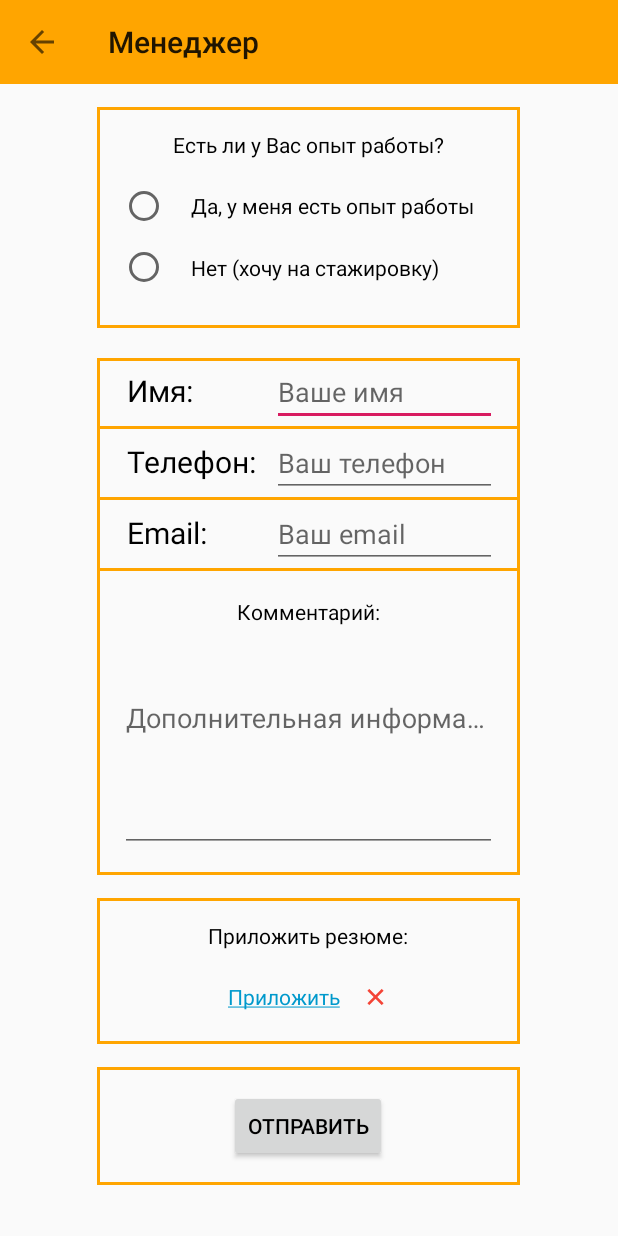
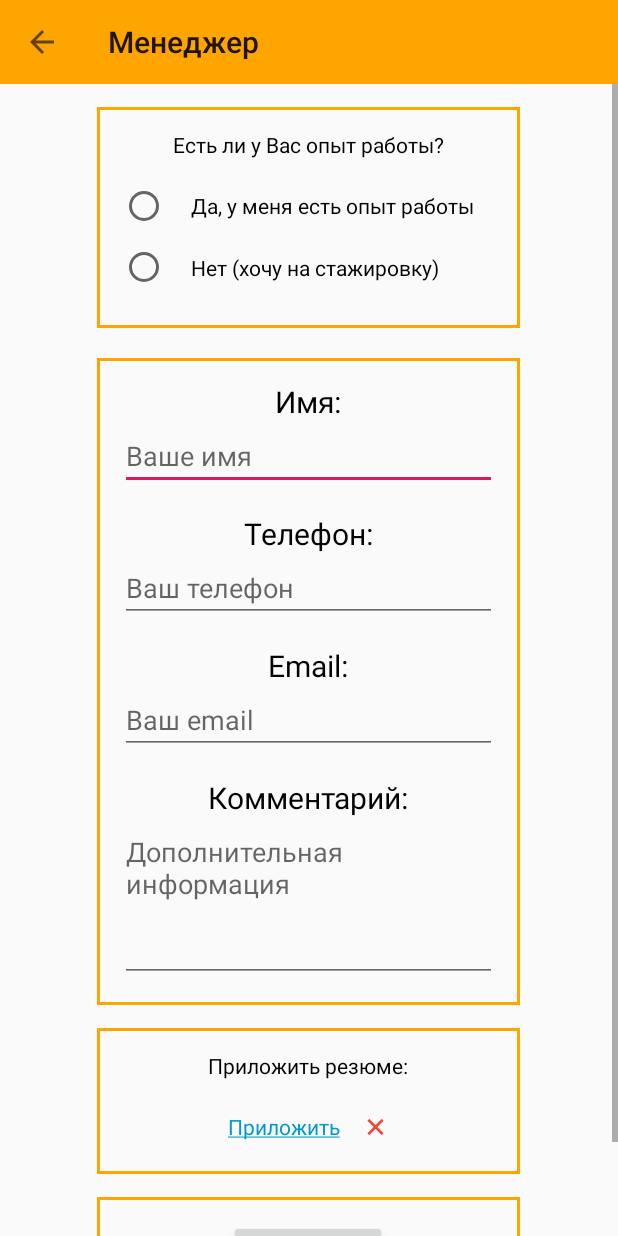
Before and after one commit to KirstenLy/hr, an Android app: the ManagerProfessionActivity screen opened directly, with no data from a screen before it, on a phone screen of 412 x 824 dp. Run offline under Robolectric (Android 15) with nearby library versions, the phone set to English and light mode, and no system bars.

```diff
--- a/app/src/main/java/hr/meteor/ru/meteorjob/ui/adapters/ProfessionListAdapter.java
+++ b/app/src/main/java/hr/meteor/ru/meteorjob/ui/adapters/ProfessionListAdapter.java
@@ -7,7 +7,6 @@ import android.view.LayoutInflater;
 import android.view.View;
 import android.view.ViewGroup;
 import android.widget.ImageView;
-import android.widget.Switch;
 import android.widget.TextView;
 
 import com.bumptech.glide.Glide;
--- a/app/src/main/res/layout/activity_manager_profession.xml
+++ b/app/src/main/res/layout/activity_manager_profession.xml
@@ -63,6 +63,7 @@
                         android:text="@string/manager_question_skill_answer_no" />
                 </RadioGroup>
             </RelativeLayout>
+            <!-- /Form with question about skills -->
 
             <!-- Form with user's callback data -->
             <LinearLayout
@@ -73,119 +74,105 @@
                 android:background="@drawable/border_solid_orange"
                 android:orientation="vertical">
 
-                <RelativeLayout
+                <LinearLayout
                     android:layout_width="match_parent"
-                    android:layout_height="wrap_content">
+                    android:layout_height="wrap_content"
+                    android:orientation="vertical"
+                    android:paddingBottom="@dimen/padding_default">
 
                     <TextView
                         android:id="@+id/text_profession_manager_contacts_name"
                         android:layout_width="wrap_content"
                         android:layout_height="wrap_content"
-                        android:layout_alignParentLeft="true"
-                        android:layout_centerVertical="true"
-                        android:paddingLeft="@dimen/padding_large"
-                        android:paddingBottom="1dp"
+                        android:layout_gravity="center_horizontal"
+                        android:paddingTop="@dimen/padding_default"
                         android:text="@string/manager_sent_name"
                         android:textSize="@dimen/text_size_large" />
 
                     <android.support.design.widget.TextInputLayout
-                        android:layout_width="wrap_content"
+                        android:layout_width="match_parent"
                         android:layout_height="wrap_content"
-                        android:layout_alignParentRight="true"
-                        android:layout_centerVertical="true"
+                        android:layout_gravity="center_horizontal"
+                        android:paddingLeft="@dimen/padding_default"
                         android:paddingRight="@dimen/padding_default"
                         app:hintEnabled="false">
 
                         <EditText
                             android:id="@+id/edit_profession_manager_contacts_name"
-                            android:layout_width="150dp"
+                            android:layout_width="match_parent"
                             android:layout_height="wrap_content"
+                            android:gravity="start"
                             android:hint="@string/developer_hint_name"
                             android:inputType="textPersonName" />
 
                     </android.support.design.widget.TextInputLayout>
-                </RelativeLayout>
+                </LinearLayout>
 
-                <View
-                    android:layout_width="fill_parent"
-                    android:layout_height="2dp"
-                    android:background="@color/colorPrimaryDark" />
-
-                <RelativeLayout
+                <LinearLayout
                     android:layout_width="match_parent"
-                    android:layout_height="wrap_content">
+                    android:layout_height="wrap_content"
+                    android:orientation="vertical"
+                    android:paddingBottom="@dimen/padding_default">
 
                     <TextView
                         android:id="@+id/text_profession_manager_contacts_phone"
                         android:layout_width="wrap_content"
                         android:layout_height="wrap_content"
-                        android:layout_alignParentLeft="true"
-                        android:layout_centerVertical="true"
-                        android:paddingLeft="@dimen/padding_large"
-                        android:paddingBottom="1dp"
+                        android:layout_gravity="center_horizontal"
                         android:text="@string/manager_sent_phone"
                         android:textSize="@dimen/text_size_large" />
 
                     <android.support.design.widget.TextInputLayout
-                        android:layout_width="wrap_content"
+                        android:layout_width="match_parent"
                         android:layout_height="wrap_content"
-                        android:layout_alignParentRight="true"
-                        android:layout_centerVertical="true"
+                        android:layout_gravity="center_horizontal"
+                        android:paddingLeft="@dimen/padding_default"
                         android:paddingRight="@dimen/padding_default"
                         app:hintEnabled="false">
 
                         <EditText
                             android:id="@+id/edit_profession_manager_contacts_phone"
-                            android:layout_width="150dp"
+                            android:layout_width="match_parent"
                             android:layout_height="wrap_content"
+                            android:gravity="start"
                             android:hint="@string/manager_hint_phone"
                             android:inputType="phone" />
 
                     </android.support.design.widget.TextInputLayout>
-                </RelativeLayout>
+                </LinearLayout>
 
-                <View
-                    android:layout_width="fill_parent"
-                    android:layout_height="2dp"
-                    android:background="@color/colorPrimaryDark" />
-
-                <RelativeLayout
+                <LinearLayout
                     android:layout_width="match_parent"
-                    android:layout_height="wrap_content">
+                    android:layout_height="wrap_content"
+                    android:orientation="vertical"
+                    android:paddingBottom="@dimen/padding_default">
 
                     <TextView
                         android:id="@+id/text_profession_manager_contacts_email"
                         android:layout_width="wrap_content"
                         android:layout_height="wrap_content"
-                        android:layout_alignParentLeft="true"
-                        android:layout_centerVertical="true"
-                        android:paddingLeft="@dimen/padding_large"
-                        android:paddingBottom="1dp"
+                        android:layout_gravity="center_horizontal"
                         android:text="@string/manager_sent_email"
                         android:textSize="@dimen/text_size_large" />
 
                     <android.support.design.widget.TextInputLayout
-                        android:layout_width="wrap_content"
+                        android:layout_width="match_parent"
                         android:layout_height="wrap_content"
-                        android:layout_alignParentRight="true"
-                        android:layout_centerVertical="true"
+                        android:layout_gravity="center_horizontal"
+                        android:paddingLeft="@dimen/padding_default"
                         android:paddingRight="@dimen/padding_default"
                         app:hintEnabled="false">
 
                         <EditText
                             android:id="@+id/edit_profession_manager_contacts_email"
-                            android:layout_width="150dp"
+                            android:layout_width="match_parent"
                             android:layout_height="wrap_content"
+                            android:gravity="start"
                             android:hint="@string/manager_hint_email"
                             android:inputType="textEmailAddress" />
 
                     </android.support.design.widget.TextInputLayout>
-                </RelativeLayout>
-
-                <View
-                    android:layout_width="fill_parent"
-                    android:layout_height="2dp"
-                    android:background="@color/colorPrimaryDark" />
+                </LinearLayout>
 
                 <LinearLayout
                     android:id="@+id/layout_professions_manager_contacts_invisible"
@@ -193,23 +180,30 @@
                     android:layout_height="0dp"
                     android:gravity="center_horizontal"
                     android:orientation="vertical"
+                    android:paddingBottom="@dimen/padding_default"
                     android:visibility="invisible">
 
                     <TextView
                         android:layout_width="wrap_content"
                         android:layout_height="wrap_content"
-                        android:padding="@dimen/padding_default"
-                        android:text="@string/manager_sent_question" />
+                        android:layout_gravity="center_horizontal"
+                        android:paddingLeft="@dimen/padding_default"
+                        android:paddingRight="@dimen/padding_default"
+                        android:text="@string/manager_sent_question"
+                        android:textSize="@dimen/text_size_large" />
 
                     <android.support.design.widget.TextInputLayout
                         android:layout_width="match_parent"
-                        android:layout_height="match_parent"
-                        android:padding="@dimen/padding_default">
+                        android:layout_height="wrap_content"
+                        android:layout_gravity="center_horizontal"
+                        android:paddingLeft="@dimen/padding_default"
+                        android:paddingRight="@dimen/padding_default"
+                        app:hintEnabled="false">
 
                         <EditText
                             android:id="@+id/edit_profession_manager_contacts_invisible"
                             android:layout_width="match_parent"
-                            android:layout_height="match_parent"
+                            android:layout_height="wrap_content"
                             android:gravity="start"
                             android:hint="@string/manager_hint_answer"
                             android:inputType="textMultiLine"
@@ -219,33 +213,30 @@
                     </android.support.design.widget.TextInputLayout>
                 </LinearLayout>
 
-                <View
-                    android:id="@+id/line_professions_manager_contacts_invisible"
-                    android:layout_width="fill_parent"
-                    android:layout_height="2dp"
-                    android:background="@color/colorPrimaryDark"
-                    android:visibility="invisible" />
-
                 <LinearLayout
                     android:layout_width="match_parent"
                     android:layout_height="wrap_content"
-                    android:gravity="center_horizontal"
-                    android:orientation="vertical">
+                    android:orientation="vertical"
+                    android:paddingBottom="@dimen/padding_default">
 
                     <TextView
                         android:layout_width="wrap_content"
                         android:layout_height="wrap_content"
-                        android:padding="@dimen/padding_default"
-                        android:text="@string/manager_sent_comment" />
+                        android:layout_gravity="center_horizontal"
+                        android:text="@string/manager_sent_comment"
+                        android:textSize="@dimen/text_size_large" />
 
                     <android.support.design.widget.TextInputLayout
                         android:layout_width="match_parent"
-                        android:layout_height="match_parent"
-                        android:padding="@dimen/padding_default">
+                        android:layout_height="wrap_content"
+                        android:layout_gravity="center_horizontal"
+                        android:paddingLeft="@dimen/padding_default"
+                        android:paddingRight="@dimen/padding_default"
+                        app:hintEnabled="false">
 
                         <EditText
                             android:layout_width="match_parent"
-                            android:layout_height="match_parent"
+                            android:layout_height="wrap_content"
                             android:gravity="start"
                             android:hint="@string/manager_hint_comment"
                             android:inputType="textMultiLine"
```
Also changed, not shown: app/src/main/java/hr/meteor/ru/meteorjob/ui/adapters/DeveloperTechnologiesAdapter.java (+20 -3 lines), app/src/main/java/hr/meteor/ru/meteorjob/ui/ui/DeveloperProfessionActivity.java (+47 -5 lines), app/src/main/java/hr/meteor/ru/meteorjob/ui/ui/ManagerProfessionActivity.java (+16 -4 lines), app/src/main/res/layout/activity_developer_profession.xml (+45 -55 lines).
